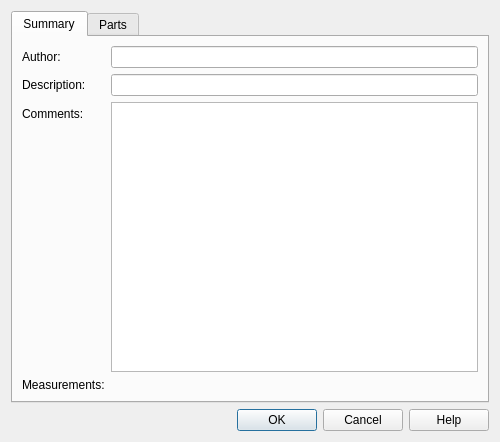
First picture: the form in source/interface/dialogs/sw_dialog_properties.ui, repository nathaneltitane/studworks, before the edit.
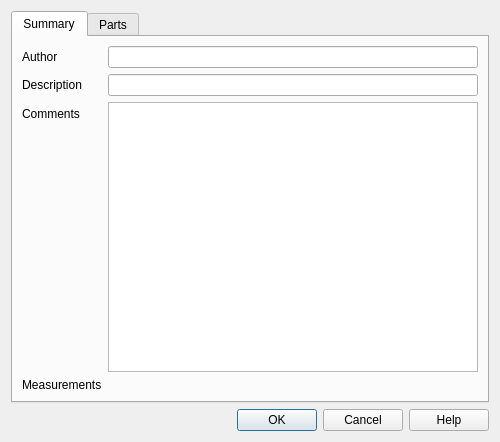
Second picture: the form after the edit. Custom widgets are drawn as their Qt base class.

Diff of the .ui file:
```diff
--- a/source/interface/dialogs/sw_dialog_properties.ui
+++ b/source/interface/dialogs/sw_dialog_properties.ui
@@ -45,7 +45,7 @@
           <string>Enter the author credited in this model.</string>
          </property>
          <property name="text">
-          <string>Author:</string>
+          <string>Author</string>
          </property>
         </widget>
        </item>
@@ -65,7 +65,7 @@
           <string>Enter a short description of this model.</string>
          </property>
          <property name="text">
-          <string>Description:</string>
+          <string>Description</string>
          </property>
         </widget>
        </item>
@@ -85,7 +85,7 @@
           <string>Enter plain-text notes to store with this model.</string>
          </property>
          <property name="text">
-          <string>Comments:</string>
+          <string>Comments</string>
          </property>
         </widget>
        </item>
@@ -114,7 +114,7 @@
           <string>&lt;p&gt;&lt;b&gt;Model Measurements&lt;/b&gt;&lt;/p&gt;&lt;p&gt;The dimensions of the model's bounding box are shown in centimeters, inches, and LDraw units (LDU). The values are read-only and include parts across all steps.&lt;/p&gt;</string>
          </property>
          <property name="text">
-          <string>Measurements:</string>
+          <string>Measurements</string>
          </property>
         </widget>
        </item>
```
